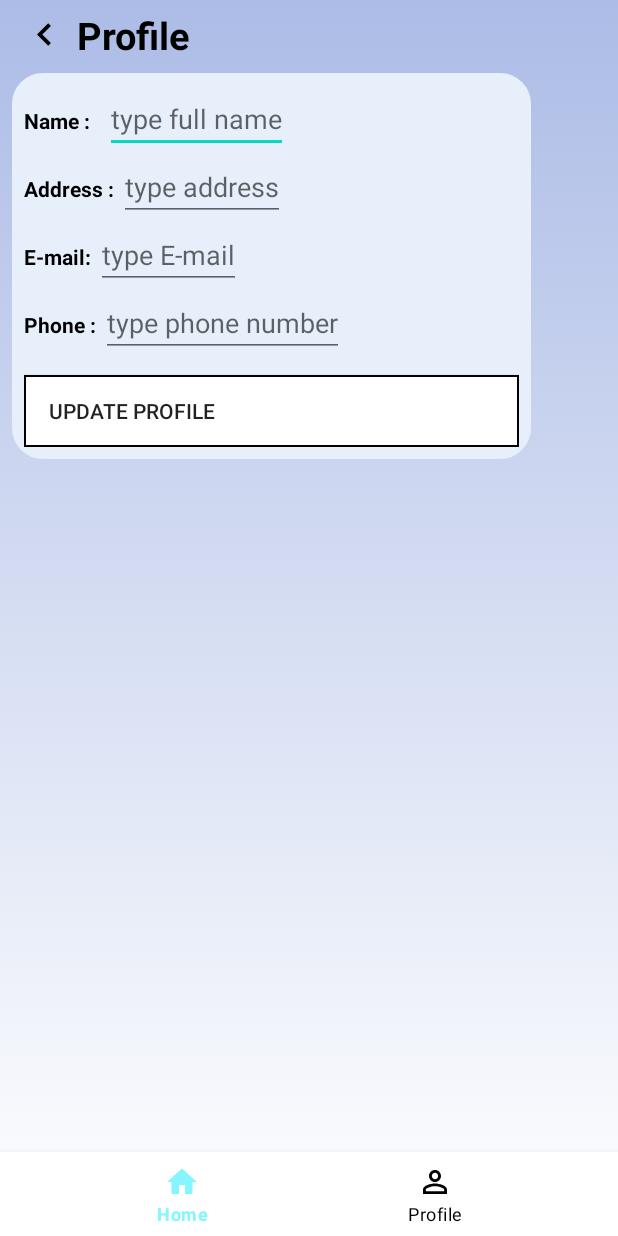
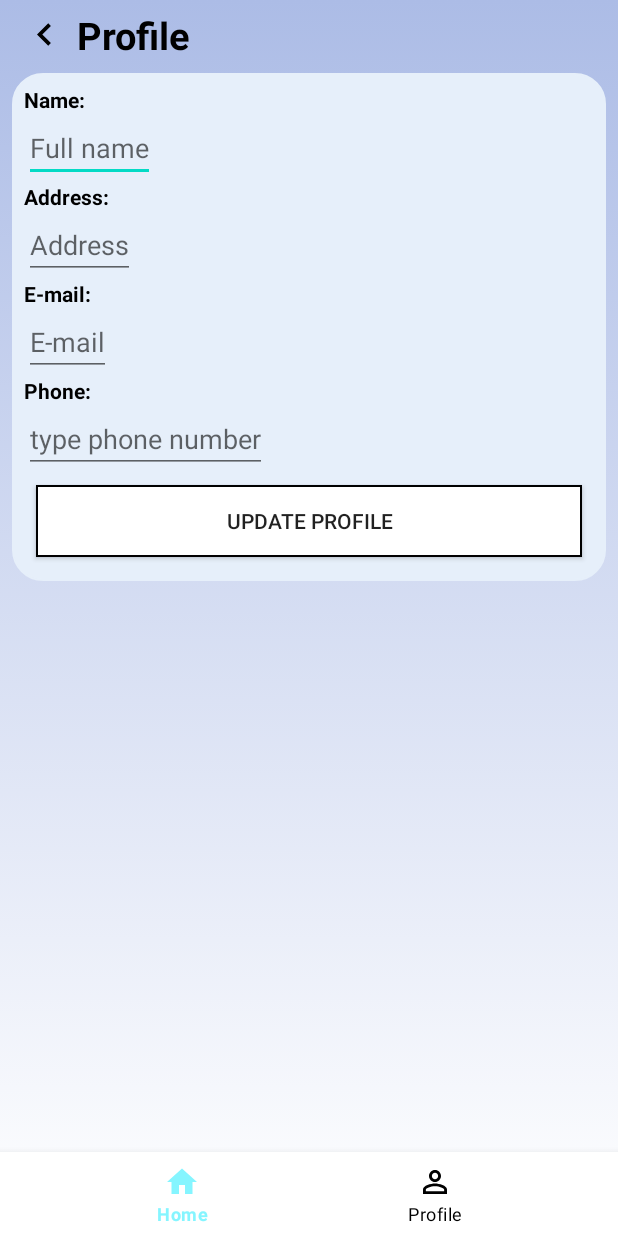
Before and after one commit to Baemee/FYP-22-S2-21-Mobile, an Android app: the layout activity_update_profile.xml on its own in the app's theme, with its tools: preview values and no code run, on a phone screen of 412 x 824 dp. Run offline under Robolectric (Android 15) with nearby library versions, the phone set to English and light mode, and no system bars; network calls fail.

Commit message:
Fix update profile UI

```diff
--- a/app/src/main/res/layout/activity_update_profile.xml
+++ b/app/src/main/res/layout/activity_update_profile.xml
@@ -43,7 +43,7 @@
         app:layout_constraintTop_toBottomOf="@id/textview12">
 
         <LinearLayout
-            android:layout_width="wrap_content"
+            android:layout_width="match_parent"
             android:layout_height="wrap_content"
             android:layout_margin="@dimen/bt_margin"
             android:background="@drawable/whitebutton_border"
@@ -51,16 +51,11 @@
             android:orientation="vertical"
             android:padding="@dimen/bt_margin">
 
-            <LinearLayout
-                android:layout_width="match_parent"
-                android:layout_height="wrap_content"
-                android:orientation="horizontal">
-
             <TextView
                 android:id="@+id/textView13"
                 android:layout_width="wrap_content"
                 android:layout_height="wrap_content"
-                    android:text="Name :   "
+                android:text="Name:   "
                 android:textColor="@color/black"
                 android:textStyle="bold" />
 
@@ -68,20 +63,14 @@
                 android:id="@+id/et_fullName"
                 android:layout_width="wrap_content"
                 android:layout_height="wrap_content"
-                    android:hint="type full name"
+                android:hint="Full name"
                 android:textColor="@color/black" />
-            </LinearLayout>
-
-            <LinearLayout
-                android:layout_width="wrap_content"
-                android:layout_height="wrap_content"
-                android:orientation="horizontal">
 
             <TextView
                 android:id="@+id/textView14"
                 android:layout_width="wrap_content"
                 android:layout_height="wrap_content"
-                    android:text="Address : "
+                android:text="Address: "
                 android:textColor="@color/black"
                 android:textStyle="bold" />
 
@@ -89,14 +78,8 @@
                 android:id="@+id/et_address"
                 android:layout_width="wrap_content"
                 android:layout_height="wrap_content"
-                    android:hint="type address"
+                android:hint="Address"
                 android:textColor="@color/black" />
-            </LinearLayout>
-
-            <LinearLayout
-                android:layout_width="wrap_content"
-                android:layout_height="wrap_content"
-                android:orientation="horizontal">
 
             <TextView
                 android:id="@+id/textView15"
@@ -110,20 +93,14 @@
                 android:id="@+id/et_email"
                 android:layout_width="wrap_content"
                 android:layout_height="wrap_content"
-                    android:hint="type E-mail"
+                android:hint="E-mail"
                 android:textColor="@color/black" />
-            </LinearLayout>
-
-            <LinearLayout
-                android:layout_width="wrap_content"
-                android:layout_height="wrap_content"
-                android:orientation="horizontal">
 
             <TextView
                 android:id="@+id/textView16"
                 android:layout_width="wrap_content"
                 android:layout_height="wrap_content"
-                    android:text="Phone : "
+                android:text="Phone: "
                 android:textColor="@color/black"
                 android:textStyle="bold" />
 
@@ -133,21 +110,20 @@
                 android:layout_height="wrap_content"
                 android:hint="type phone number"
                 android:textColor="@color/black" />
-            </LinearLayout>
 
             <androidx.appcompat.widget.AppCompatButton
                 android:id="@+id/btn_UpdateProfile"
-                android:layout_width="330dp"
-                android:layout_height="48dp"
-                android:layout_marginTop="12dp"
+                android:layout_width="match_parent"
+                android:layout_height="wrap_content"
+                android:layout_margin="@dimen/bt_margin"
                 android:background="@drawable/whitebox"
                 android:gravity="left|center_vertical"
-                android:text="     Update Profile"
+                android:textAlignment="center"
+                android:text="Update Profile"
 
                 app:layout_constraintBottom_toBottomOf="parent"
                 app:layout_constraintEnd_toEndOf="parent"
                 app:layout_constraintStart_toStartOf="parent" />
-
 
         </LinearLayout>
     </ScrollView>
```
Lines whose indentation alone changed are shown as unchanged.
